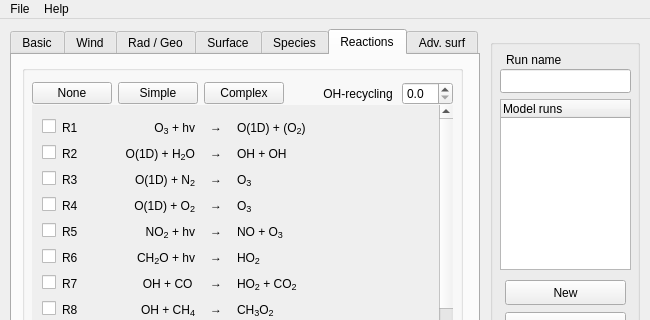
Qt form mainwindow.ui (classmodel/modelgui) before a commit; both pictures show x 0 to 650 and y 0 to 320 of the 650 by 570 pixel window.
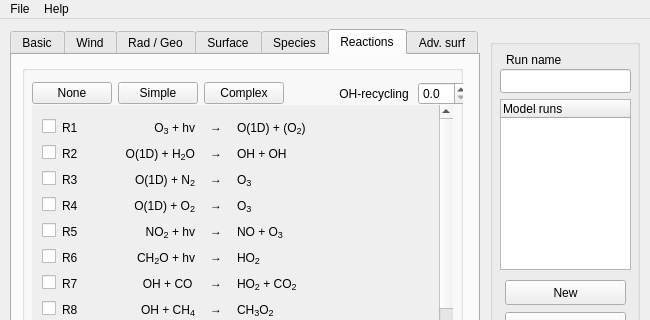
The same form after that commit. The open tabs and pages were chosen to show the change.

```diff
--- a/mainwindow.ui
+++ b/mainwindow.ui
@@ -3718,7 +3718,7 @@
         <rect>
          <x>10</x>
          <y>10</y>
-         <width>421</width>
+         <width>437</width>
          <height>37</height>
         </rect>
        </property>
```
Left out of the diff: 8 changed lines with no effect on the pictures.
